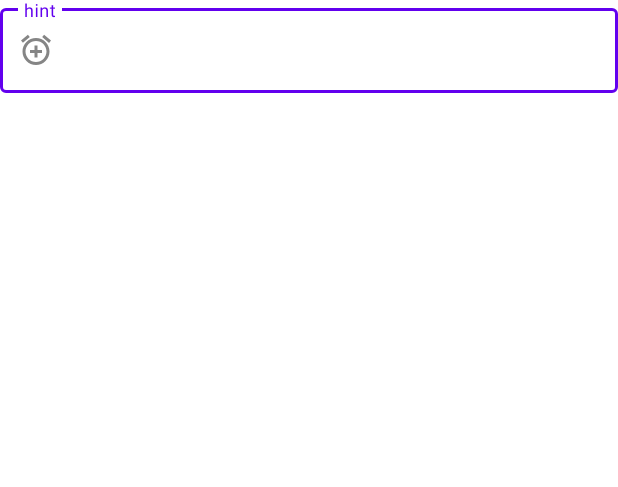
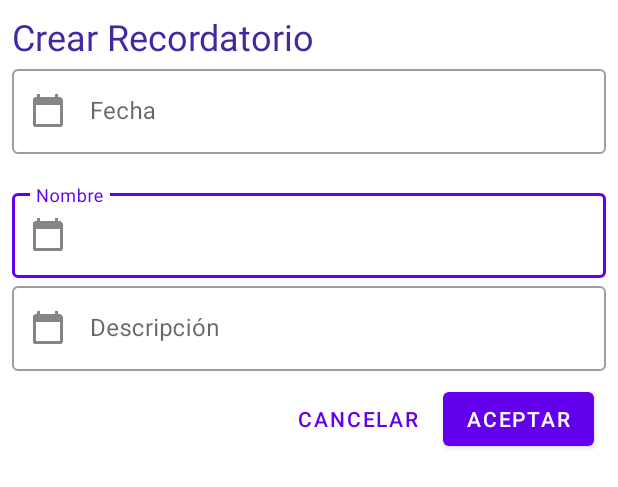
Before and after one commit to alizrui/InfReminder, an Android app: the layout fragment_create_reminder.xml on its own in the app's theme, with its tools: preview values and no code run, on a phone screen of 412 x 824 dp. Shown: the top 487 px of the screen. Run offline under Robolectric (Android 15) with nearby library versions, the phone set to English and light mode, and no system bars.

Commit message:
Rama Sammy2

```diff
--- a/app/src/main/res/layout/fragment_create_reminder.xml
+++ b/app/src/main/res/layout/fragment_create_reminder.xml
@@ -6,18 +6,105 @@
     android:layout_width="match_parent"
     android:layout_height="match_parent">
 
-    <com.google.android.material.textfield.TextInputLayout
+    <ScrollView
         android:layout_width="match_parent"
-        android:layout_height="wrap_content"
-        app:layout_constraintTop_toTopOf="parent"
-        app:startIconDrawable="@drawable/ic_add_alarm"
-        tools:layout_editor_absoluteX="119dp"
-        style="@style/Widget.MaterialComponents.TextInputLayout.OutlinedBox">
+        android:layout_height="match_parent"
+        android:layout_marginStart="8dp"
+        android:layout_marginTop="8dp"
+        android:layout_marginEnd="8dp"
+        android:layout_marginBottom="8dp"
+        app:layout_constraintBottom_toBottomOf="parent"
+        app:layout_constraintEnd_toEndOf="parent"
+        app:layout_constraintStart_toStartOf="parent"
+        app:layout_constraintTop_toTopOf="parent">
 
-
-        <com.google.android.material.textfield.TextInputEditText
+        <LinearLayout
             android:layout_width="match_parent"
             android:layout_height="wrap_content"
-            android:hint="hint" />
-    </com.google.android.material.textfield.TextInputLayout>
+            android:orientation="vertical">
+
+            <TextView
+                android:id="@+id/tvReminder"
+                android:layout_width="match_parent"
+                android:layout_height="wrap_content"
+                android:text="Crear Recordatorio"
+                android:textColor="#4527A0"
+                android:textSize="24sp" />
+
+            <com.google.android.material.textfield.TextInputLayout
+                android:id="@+id/prueba"
+                style="@style/Widget.MaterialComponents.TextInputLayout.OutlinedBox"
+                android:layout_width="match_parent"
+                android:layout_height="match_parent"
+                app:endIconMode="clear_text"
+                app:errorEnabled="true"
+                app:startIconDrawable="@drawable/ic_add_reminder">
+                >
+
+                <com.google.android.material.textfield.TextInputEditText
+                    android:id="@+id/tIDay"
+                    android:layout_width="match_parent"
+                    android:layout_height="wrap_content"
+                    android:hint="Fecha"
+                    android:inputType="date"
+                    android:focusable="false"
+                    android:clickable="true"
+                    />
+            </com.google.android.material.textfield.TextInputLayout>
+
+            <com.google.android.material.textfield.TextInputLayout
+                style="@style/Widget.MaterialComponents.TextInputLayout.OutlinedBox"
+                android:layout_width="match_parent"
+                android:layout_height="match_parent"
+                app:startIconDrawable="@drawable/ic_add_reminder"
+                app:endIconMode="clear_text">
+
+                <com.google.android.material.textfield.TextInputEditText
+                    android:id="@+id/tIName"
+                    android:layout_width="match_parent"
+                    android:layout_height="wrap_content"
+                    android:hint="Nombre" />
+            </com.google.android.material.textfield.TextInputLayout>
+
+            <com.google.android.material.textfield.TextInputLayout
+                style="@style/Widget.MaterialComponents.TextInputLayout.OutlinedBox"
+                android:layout_width="match_parent"
+                android:layout_height="match_parent"
+                app:startIconDrawable="@drawable/ic_add_reminder"
+                app:endIconMode="clear_text">
+
+                <com.google.android.material.textfield.TextInputEditText
+                    android:id="@+id/tIDescription"
+                    android:layout_width="match_parent"
+                    android:layout_height="wrap_content"
+                    android:hint="Descripción" />
+            </com.google.android.material.textfield.TextInputLayout>
+
+            <androidx.constraintlayout.widget.ConstraintLayout
+                android:layout_width="match_parent"
+                android:layout_height="match_parent">
+
+                <Button
+                    android:id="@+id/bAccept"
+                    style="@style/Widget.MaterialComponents.Button.TextButton"
+                    android:layout_width="wrap_content"
+                    android:layout_height="wrap_content"
+                    android:layout_marginTop="8dp"
+                    android:layout_marginEnd="8dp"
+                    android:text="Cancelar"
+                    app:layout_constraintEnd_toStartOf="@+id/bCancel"
+                    app:layout_constraintTop_toTopOf="parent" />
+
+                <Button
+                    android:id="@+id/bCancel"
+                    android:layout_width="wrap_content"
+                    android:layout_height="wrap_content"
+                    android:layout_marginTop="8dp"
+                    android:layout_marginEnd="8dp"
+                    android:text="Aceptar"
+                    app:layout_constraintEnd_toEndOf="parent"
+                    app:layout_constraintTop_toTopOf="parent" />
+            </androidx.constraintlayout.widget.ConstraintLayout>
+        </LinearLayout>
+    </ScrollView>
 </androidx.constraintlayout.widget.ConstraintLayout>
```
